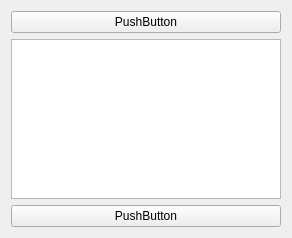
First picture: the form in GUI/Qt/UWatchFormWidget.ui, repository aicommunity/Rdk, before the edit.
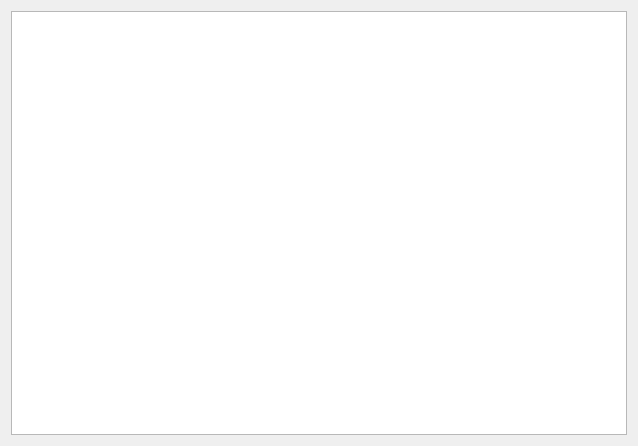
Second picture: the form after the edit.

Diff of the .ui file:
```diff
--- a/GUI/Qt/UWatchFormWidget.ui
+++ b/GUI/Qt/UWatchFormWidget.ui
@@ -6,31 +6,17 @@
    <rect>
     <x>0</x>
     <y>0</y>
-    <width>292</width>
-    <height>238</height>
+    <width>638</width>
+    <height>446</height>
    </rect>
   </property>
   <property name="windowTitle">
    <string>Form</string>
   </property>
   <layout class="QVBoxLayout" name="verticalLayout">
-   <item>
-    <widget class="QPushButton" name="pushButton">
-     <property name="text">
-      <string>PushButton</string>
-     </property>
-    </widget>
-   </item>
    <item>
     <widget class="QGraphicsView" name="graphicsView"/>
    </item>
-   <item>
-    <widget class="QPushButton" name="pushButton_2">
-     <property name="text">
-      <string>PushButton</string>
-     </property>
-    </widget>
-   </item>
   </layout>
  </widget>
  <resources/>
```
